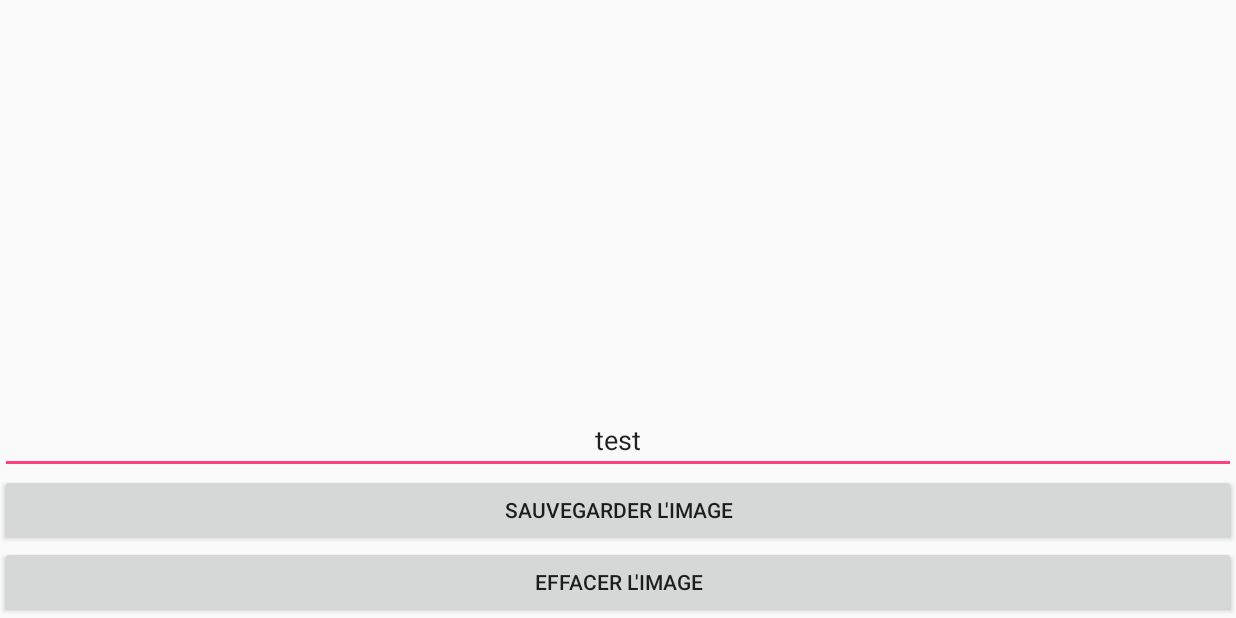
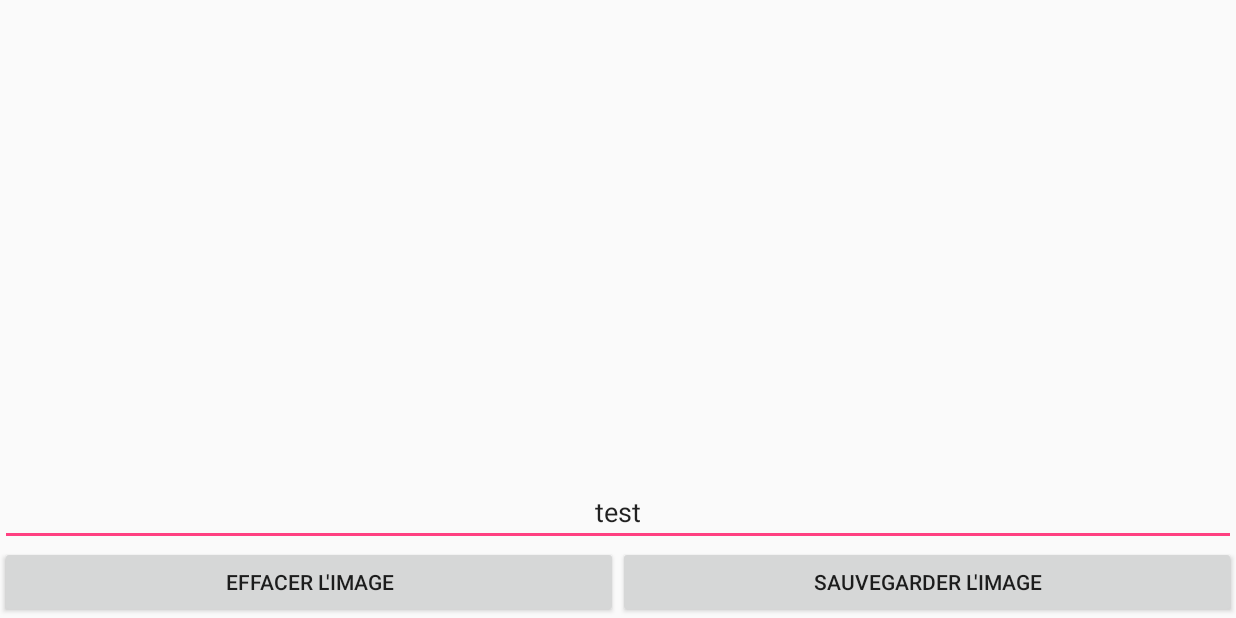
Before and after one commit to lezohtml/handwriting_recognition, an Android app: the screen it shows after launch (MainActivity), on a phone screen of 824 x 412 dp (held sideways). Run offline under Robolectric (Android 15) with nearby library versions, the light colour scheme and no system bars; our stand-ins replace Volley.

Commit message:
Layout entièrement remanié pour prendre en compte les boutons de propositions de mots reçus de Tensorflow

```diff
--- a/interface_Android/app/src/main/AndroidManifest.xml
+++ b/interface_Android/app/src/main/AndroidManifest.xml
@@ -2,8 +2,6 @@
 
     package="com.example.etudiant.interfacesaisie">
 
-    <uses-permission android:name="android.permission.WRITE_EXTERNAL_STORAGE"/>
-    <uses-permission android:name="android.permission.READ_EXTERNAL_STORAGE" />
     <uses-permission android:name="android.permission.INTERNET" />
 
     <application
--- a/interface_Android/app/src/main/java/com/example/etudiant/interfacesaisie/MainActivity.java
+++ b/interface_Android/app/src/main/java/com/example/etudiant/interfacesaisie/MainActivity.java
@@ -3,6 +3,7 @@ package com.example.etudiant.interfacesaisie;
 import android.Manifest;
 import android.app.Activity;
 import android.graphics.Bitmap;
+import android.graphics.Paint;
 import android.os.Bundle;
 import android.os.Environment;
 import android.support.annotation.Nullable;
@@ -13,6 +14,7 @@ import android.util.Log;
 import android.view.View;
 import android.widget.Button;
 import android.widget.EditText;
+import android.widget.LinearLayout;
 import android.widget.Toast;
 
 import com.android.volley.Request;
@@ -38,6 +40,9 @@ public class MainActivity extends Activity implements View.OnClickListener{
 	//private File folder;
 
 	private EditText mEdit;
+	private Button choice_1;
+	private Button choice_2;
+	private Button choice_3;
 	private Button mSaveButton;
 	private Button ResetButton;
 
@@ -60,13 +65,23 @@ public class MainActivity extends Activity implements View.OnClickListener{
 	// Création des objets représentant la zone de dessin, la zone de texte et les boutons de sauvegarde et de remise à zéro
 	private void initializeUI() {
 		mDrawingView = (DrawingView) findViewById(R.id.scratch_pad);
+		choice_1 = (Button) findViewById(R.id.choice_1);
+		choice_2 = (Button) findViewById(R.id.choice_2);
+		choice_3 = (Button) findViewById(R.id.choice_3);
 		mEdit = (EditText)findViewById(R.id.editText);
 		mSaveButton = (Button) findViewById(R.id.save_button);
 		ResetButton = (Button) findViewById(R.id.reset_button);
+
+		choice_1.setPaintFlags(choice_1.getPaintFlags() | Paint.UNDERLINE_TEXT_FLAG);
+		choice_2.setPaintFlags(choice_2.getPaintFlags() | Paint.UNDERLINE_TEXT_FLAG);
+		choice_3.setPaintFlags(choice_3.getPaintFlags() | Paint.UNDERLINE_TEXT_FLAG);
 	}
 
 	// Création des événements d'écoute une action sur un bouton
 	private void setListeners() {
+		choice_1.setOnClickListener(this);
+		choice_2.setOnClickListener(this);
+		choice_3.setOnClickListener(this);
 		mSaveButton.setOnClickListener(this);
 		ResetButton.setOnClickListener(this);
 	}
@@ -75,6 +90,21 @@ public class MainActivity extends Activity implements View.OnClickListener{
     @Override
     public void onClick(View view) {
         switch (view.getId()) {
+			// appuie sur le bouton de proposition 1
+			case R.id.choice_1:
+				 Toast.makeText(this, "choix 1", Toast.LENGTH_LONG).show();
+			break;
+
+			// appuie sur le bouton de proposition 2
+			case R.id.choice_2:
+				Toast.makeText(this, "choix 2", Toast.LENGTH_LONG).show();
+			break;
+
+			// appuie sur le bouton de proposition 3
+			case R.id.choice_3:
+				Toast.makeText(this, "choix 3", Toast.LENGTH_LONG).show();
+			break;
+
 			// appuie sur le bouton de sauvegarde
 			case R.id.save_button:
 				// si la zone de texte est vide
@@ -136,7 +166,6 @@ public class MainActivity extends Activity implements View.OnClickListener{
 		JsonObjectRequest jsObjRequest = new JsonObjectRequest
 				(Request.Method.POST, url, myJson, new Response.Listener<JSONObject>() {
 
-
 					@Override
 					public void onResponse(JSONObject response) {
 						try {
@@ -169,6 +198,14 @@ public class MainActivity extends Activity implements View.OnClickListener{
 	// Remplace le Canva, son Bitmap et vide la zone de texte
 	public void reset() {
 		mDrawingView.reset();
+		hide_choice_button();
 		mEdit.setText("");
 	}
+
+	// Cache les boutons de proposition de mots
+	public void hide_choice_button() {
+		choice_1.setVisibility(Button.INVISIBLE);
+		choice_2.setVisibility(Button.INVISIBLE);
+		choice_3.setVisibility(Button.INVISIBLE);
 	}
+}
--- a/interface_Android/app/src/main/res/layout/layoutmain.xml
+++ b/interface_Android/app/src/main/res/layout/layoutmain.xml
@@ -1,23 +1,59 @@
 <?xml version="1.0" encoding="utf-8"?>
-<RelativeLayout xmlns:android="http://schemas.android.com/apk/res/android"
+<LinearLayout xmlns:android="http://schemas.android.com/apk/res/android"
     xmlns:tools="http://schemas.android.com/tools"
     android:layout_width="match_parent"
     android:layout_height="match_parent"
-    >
+			  android:orientation="vertical">
 
 		<com.example.etudiant.interfacesaisie.DrawingView
 			android:id="@+id/scratch_pad"
 			android:layout_width="match_parent"
-        android:layout_height="match_parent"
-		android:layout_above="@+id/editText"/>
+			android:layout_height="0dp"
+			android:layout_weight="1"/>
+
+		<LinearLayout
+			android:id="@+id/choice_bar"
+			android:layout_width="match_parent"
+			android:layout_height="wrap_content"
+			android:orientation="horizontal">
+
+			<Button
+				android:id="@+id/choice_1"
+				style="@style/Widget.AppCompat.Button.Borderless"
+				android:layout_width="wrap_content"
+				android:layout_height="wrap_content"
+				android:layout_weight="1"
+				android:text="@string/choice_1"
+				android:textAlignment="center"
+				android:textStyle="bold"
+				android:visibility="invisible"/>
+
+			<Button
+				android:id="@+id/choice_2"
+				style="@style/Widget.AppCompat.Button.Borderless"
+				android:layout_width="wrap_content"
+				android:layout_height="wrap_content"
+				android:layout_weight="1"
+				android:text="@string/choice_2"
+				android:textStyle="bold"
+				android:visibility="invisible"/>
+
+			<Button
+				android:id="@+id/choice_3"
+				style="@style/Widget.AppCompat.Button.Borderless"
+				android:layout_width="wrap_content"
+				android:layout_height="wrap_content"
+				android:layout_weight="1"
+				android:text="@string/choice_3"
+				android:textAlignment="center"
+				android:textStyle="bold"
+				android:visibility="invisible"/>
+		</LinearLayout>
 
 		<EditText
 			android:id="@+id/editText"
-		android:layout_width="wrap_content"
+			android:layout_width="match_parent"
 			android:layout_height="wrap_content"
-		android:layout_above="@+id/buttons"
-		android:layout_alignParentEnd="true"
-		android:layout_alignParentStart="true"
 			android:ems="10"
 			android:inputType="textPersonName"
 			android:maxLines="1"
@@ -26,47 +62,25 @@
 			tools:ignore="LabelFor"/>
 
 		<LinearLayout
-        android:id="@+id/buttons"
 			android:layout_width="match_parent"
 			android:layout_height="wrap_content"
-        android:layout_above="@+id/size_layout"
-        android:gravity="center"
-        android:orientation="vertical"
-        >
-        <LinearLayout
-            android:layout_width="match_parent"
-            android:layout_height="wrap_content"
-            >
-            <Button
-                android:id="@+id/save_button"
-                android:layout_width="0dp"
-                android:layout_height="wrap_content"
-                android:layout_weight="1"
-                android:text="@string/save_button"
-                />
-        </LinearLayout>
-
-		<LinearLayout
-            android:layout_width="match_parent"
-            android:layout_height="wrap_content"
-            >
+			android:orientation="horizontal">
 
 			<Button
 				android:id="@+id/reset_button"
-                android:layout_width="0dp"
+				style="@style/Widget.AppCompat.Button"
+				android:layout_width="match_parent"
 				android:layout_height="wrap_content"
 				android:layout_weight="1"
-                android:text="@string/reset_button" />
-        </LinearLayout>
-    </LinearLayout>
-    <LinearLayout
-        android:id="@+id/size_layout"
+				android:text="@string/reset_button"/>
+
+			<Button
+				android:id="@+id/save_button"
+				style="@style/Widget.AppCompat.Button"
 				android:layout_width="match_parent"
 				android:layout_height="wrap_content"
-        android:layout_alignParentBottom="true"
-        android:orientation="vertical"
-        >
+				android:layout_weight="1"
+				android:text="@string/save_button"/>
+		</LinearLayout>
 
 	</LinearLayout>
-
-</RelativeLayout>
--- a/interface_Android/app/src/main/res/values/strings.xml
+++ b/interface_Android/app/src/main/res/values/strings.xml
@@ -1,5 +1,8 @@
 <resources>
     <string name="app_name">Interface saisie</string>
+	<string name="choice_1"></string>
+	<string name="choice_2"></string>
+	<string name="choice_3"></string>
 	<string name="name_field">test</string>
 	<string name="save_button">Sauvegarder l\'image</string>
 	<string name="reset_button">Effacer l\'image</string>
```
Also changed, not shown: 1 other file. Lines whose indentation alone changed are shown as unchanged.
